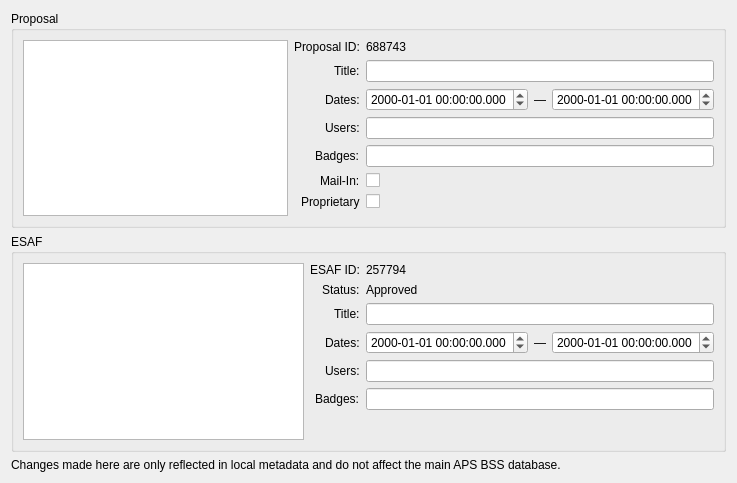
This is firefly/bss.ui in spc-group/haven as Qt 5 draws it before an edit. The edited form follows.
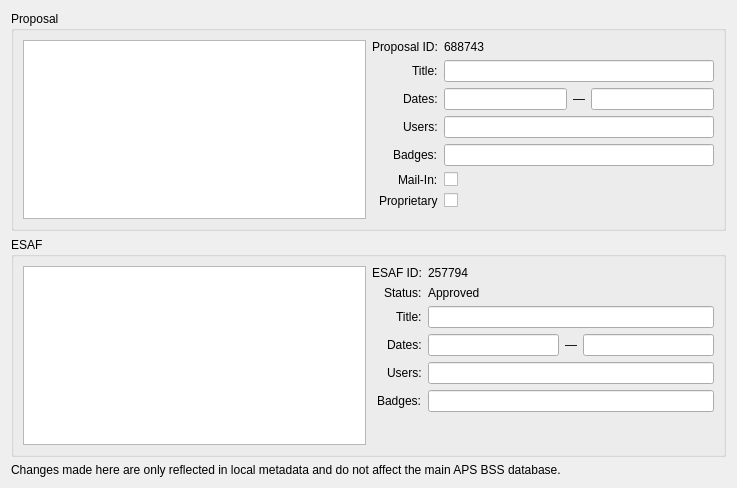
This is the edited form. Custom widgets are drawn as their Qt base class.

Commit message: Fixed UI files PV names for BSS display.

Patch:
```diff
--- a/firefly/bss.ui
+++ b/firefly/bss.ui
@@ -7,7 +7,7 @@
     <x>0</x>
     <y>0</y>
     <width>737</width>
-    <height>483</height>
+    <height>488</height>
    </rect>
   </property>
   <property name="windowTitle">
@@ -66,6 +66,12 @@
           <property name="toolTip">
            <string/>
           </property>
+          <property name="channel" stdset="0">
+           <string>${P}proposal:title</string>
+          </property>
+          <property name="displayFormat" stdset="0">
+           <enum>PyDMLineEdit::String</enum>
+          </property>
          </widget>
         </item>
         <item row="2" column="0">
@@ -78,12 +84,15 @@
         <item row="2" column="1">
          <layout class="QHBoxLayout" name="horizontalLayout_3">
           <item>
-           <widget class="PyDMDateTimeEdit" name="PyDMDateTimeEdit">
+           <widget class="PyDMLineEdit" name="PyDMLineEdit">
             <property name="toolTip">
              <string/>
             </property>
-            <property name="displayFormat">
-             <string>yyyy-MM-dd hh:mm:ss.zzz</string>
+            <property name="channel" stdset="0">
+             <string>${P}proposal:startDate</string>
+            </property>
+            <property name="displayFormat" stdset="0">
+             <enum>PyDMLineEdit::String</enum>
             </property>
            </widget>
           </item>
@@ -95,12 +104,15 @@
            </widget>
           </item>
           <item>
-           <widget class="PyDMDateTimeEdit" name="PyDMDateTimeEdit_2">
+           <widget class="PyDMLineEdit" name="PyDMLineEdit_5">
             <property name="toolTip">
              <string/>
             </property>
-            <property name="displayFormat">
-             <string>yyyy-MM-dd hh:mm:ss.zzz</string>
+            <property name="channel" stdset="0">
+             <string>${P}proposal:endDate</string>
+            </property>
+            <property name="displayFormat" stdset="0">
+             <enum>PyDMLineEdit::String</enum>
             </property>
            </widget>
           </item>
@@ -118,6 +130,12 @@
           <property name="toolTip">
            <string/>
           </property>
+          <property name="channel" stdset="0">
+           <string>${P}proposal:users</string>
+          </property>
+          <property name="displayFormat" stdset="0">
+           <enum>PyDMLineEdit::String</enum>
+          </property>
          </widget>
         </item>
         <item row="4" column="0">
@@ -132,6 +150,12 @@
           <property name="toolTip">
            <string/>
           </property>
+          <property name="channel" stdset="0">
+           <string>${P}proposal:userBadges</string>
+          </property>
+          <property name="displayFormat" stdset="0">
+           <enum>PyDMLineEdit::String</enum>
+          </property>
          </widget>
         </item>
         <item row="5" column="0">
@@ -236,6 +260,12 @@
           <property name="toolTip">
            <string/>
           </property>
+          <property name="channel" stdset="0">
+           <string>${P}esaf:title</string>
+          </property>
+          <property name="displayFormat" stdset="0">
+           <enum>PyDMLineEdit::String</enum>
+          </property>
          </widget>
         </item>
         <item row="3" column="0">
@@ -248,15 +278,15 @@
         <item row="3" column="1">
          <layout class="QHBoxLayout" name="horizontalLayout_4">
           <item>
-           <widget class="PyDMDateTimeEdit" name="PyDMDateTimeEdit_4">
+           <widget class="PyDMLineEdit" name="PyDMLineEdit_6">
             <property name="toolTip">
              <string/>
             </property>
-            <property name="displayFormat">
-             <string>yyyy-MM-dd hh:mm:ss.zzz</string>
+            <property name="channel" stdset="0">
+             <string>${P}esaf:startDate</string>
             </property>
-            <property name="timeSpec">
-             <enum>Qt::LocalTime</enum>
+            <property name="displayFormat" stdset="0">
+             <enum>PyDMLineEdit::String</enum>
             </property>
            </widget>
           </item>
@@ -268,12 +298,15 @@
            </widget>
           </item>
           <item>
-           <widget class="PyDMDateTimeEdit" name="PyDMDateTimeEdit_3">
+           <widget class="PyDMLineEdit" name="PyDMLineEdit_7">
             <property name="toolTip">
              <string/>
             </property>
-            <property name="displayFormat">
-             <string>yyyy-MM-dd hh:mm:ss.zzz</string>
+            <property name="channel" stdset="0">
+             <string>${P}esaf:endDate</string>
+            </property>
+            <property name="displayFormat" stdset="0">
+             <enum>PyDMLineEdit::String</enum>
             </property>
            </widget>
           </item>
@@ -291,6 +324,12 @@
           <property name="toolTip">
            <string/>
           </property>
+          <property name="channel" stdset="0">
+           <string>${P}esaf:users</string>
+          </property>
+          <property name="displayFormat" stdset="0">
+           <enum>PyDMLineEdit::String</enum>
+          </property>
          </widget>
         </item>
         <item row="5" column="0">
@@ -305,6 +344,12 @@
           <property name="toolTip">
            <string/>
           </property>
+          <property name="channel" stdset="0">
+           <string>${P}esaf:userBadges</string>
+          </property>
+          <property name="displayFormat" stdset="0">
+           <enum>PyDMLineEdit::String</enum>
+          </property>
          </widget>
         </item>
        </layout>
@@ -332,11 +377,6 @@
    <extends>QCheckBox</extends>
    <header>pydm.widgets.checkbox</header>
   </customwidget>
-  <customwidget>
-   <class>PyDMDateTimeEdit</class>
-   <extends>QDateTimeEdit</extends>
-   <header>pydm.widgets.datetime</header>
-  </customwidget>
   <customwidget>
    <class>PyDMLineEdit</class>
    <extends>QLineEdit</extends>
```
Left out of the diff: 9 changed lines with no effect on the pictures.
